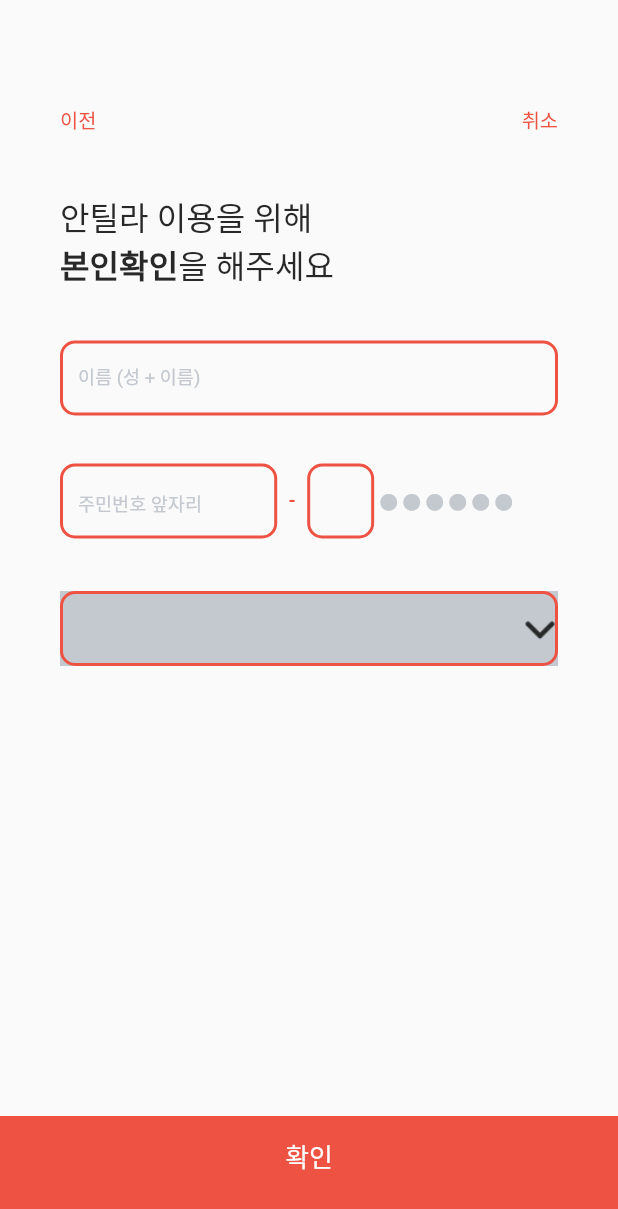
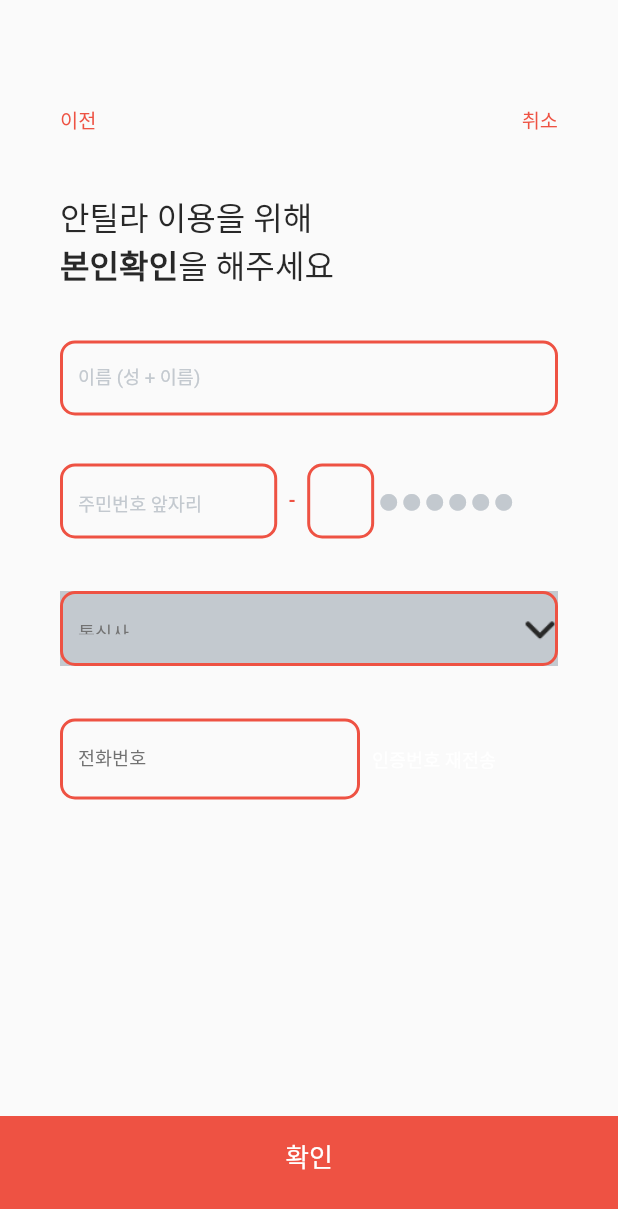
Before and after one commit to Gyeonggisien/Flutter-App, a Flutter app: the screen it shows after launch, on a phone screen of 412 x 824 dp. Shown: the top 1209 px of the screen. Run offline on Flutter 3.47's test engine with Material 2 defaults, Android fonts, the phone set to English and light mode, and no system bars; our stand-ins replace persistent_bottom_nav_bar.

Commit message:
join6 screen 전화번호 페이지 추가

```diff
--- a/lib/screens/Join6/Join6Screen.dart
+++ b/lib/screens/Join6/Join6Screen.dart
@@ -9,6 +9,8 @@ import 'package:flutter/material.dart';
 
 import '../../constants.dart';
 import '../../size_config.dart';
+import 'components/PhoneNumberInput.dart';
+import 'components/ResendAuthCodeButton.dart';
 
 class Join6Screen extends StatelessWidget {
   // This widget is the root of your application.
@@ -44,6 +46,13 @@ class Join6Screen extends StatelessWidget {
                   SsnInput(),
                   SizedBox(height: 35),
                   MobileCarrierDropdown(),
+                  SizedBox(height: 35),
+                  Row(
+                    children: [
+                      PhoneNumberInput(),
+                      ResendAuthCodeButton(),
+                    ],
+                  ),
                 ],
               ),
             ),
--- a/lib/screens/Join6/components/CancelContainer.dart
+++ b/lib/screens/Join6/components/CancelContainer.dart
@@ -7,11 +7,14 @@ class CancelContainer extends StatelessWidget {
   @override
   Widget build(BuildContext context) {
     return Container(
-      child: Text(
-        '취소',
-        style: TextStyle(
-          fontSize: 16,
-          color: kMainColor,
+      child: TextButton(
+        onPressed: null,
+        child: Text(
+          '취소',
+          style: TextStyle(
+            fontSize: 16,
+            color: kMainColor,
+          ),
         ),
       ),
     );
--- a/lib/screens/Join6/components/MobileCarrierDropdown.dart
+++ b/lib/screens/Join6/components/MobileCarrierDropdown.dart
@@ -10,8 +10,11 @@ class MobileCarrierDropdown extends StatefulWidget {
 }
 
 class _MobileCarrierDropdownState extends State<MobileCarrierDropdown> {
-  List<String> options = const <String>['통신사', 'SKT', 'KT', 'LG U+'];
   String dropdownValue = '통신사';
+  bool isSelected = false;
+  dynamic currentColor = kWhiteColor;
+  dynamic selectedColor = kGray2Color;
+  dynamic unselectedColor = kWhiteColor;
 
   @override
   Widget build(BuildContext context) {
@@ -30,13 +33,20 @@ class _MobileCarrierDropdownState extends State<MobileCarrierDropdown> {
               ),
             ),
             value: dropdownValue,
-            icon: ImageIcon(
+            icon: const ImageIcon(
               AssetImage('images/icons/dropdown.png'),
               color: kFontColor,
             ),
-            onChanged: (newValue) {
+            onChanged: (String? newValue) {
               setState(() {
                 dropdownValue = newValue!;
+                if (dropdownValue == '통신사') {
+                  isSelected = false;
+                  currentColor = unselectedColor;
+                } else {
+                  isSelected = true;
+                  currentColor = selectedColor;
+                }
               });
             },
             style: TextStyle(
@@ -44,14 +54,15 @@ class _MobileCarrierDropdownState extends State<MobileCarrierDropdown> {
               color: kGrayColor,
             ),
             selectedItemBuilder: (BuildContext context) {
-              return options.map((String value) {
+              return <String>['통신사', 'SKT', 'KT', 'LG U+'].map((String value) {
                 return Text(
                   dropdownValue,
-                  style: TextStyle(color: kGray2Color),
+                  style: TextStyle(color: kGrayColor),
                 );
               }).toList();
             },
-            items: options.map<DropdownMenuItem<String>>((String value) {
+            items: <String>['통신사', 'SKT', 'KT', 'LG U+']
+                .map<DropdownMenuItem<String>>((String value) {
               return DropdownMenuItem<String>(
                 value: value,
                 child: Text(value),
--- a/lib/screens/Join6/components/PhoneNumberInput.dart
+++ b/lib/screens/Join6/components/PhoneNumberInput.dart
@@ -0,0 +1,29 @@
+import 'package:flutter/material.dart';
+import '../../../constants.dart';
+
+class PhoneNumberInput extends StatefulWidget {
+  const PhoneNumberInput({Key? key}) : super(key: key);
+
+  @override
+  _PhoneNumberInputState createState() => _PhoneNumberInputState();
+}
+
+class _PhoneNumberInputState extends State<PhoneNumberInput> {
+  @override
+  Widget build(BuildContext context) {
+    return Container(
+      width: 200,
+      child: TextField(
+        style: TextStyle(color: kFontColor, fontSize: 15),
+        decoration: InputDecoration(
+          enabledBorder: OutlineInputBorder(
+            borderRadius: BorderRadius.circular(10),
+            borderSide: BorderSide(color: kMainColor, width: 2),
+          ),
+          labelText: '전화번호',
+          labelStyle: TextStyle(color: kGrayColor, fontSize: 15),
+        ),
+      ),
+    );
+  }
+}
--- a/lib/screens/Join6/components/PrevContainer.dart
+++ b/lib/screens/Join6/components/PrevContainer.dart
@@ -7,11 +7,14 @@ class PrevContainer extends StatelessWidget {
   @override
   Widget build(BuildContext context) {
     return Container(
-      child: Text(
-        '이전',
-        style: TextStyle(
-          fontSize: 16,
-          color: kMainColor,
+      child: TextButton(
+        onPressed: null,
+        child: Text(
+          '이전',
+          style: TextStyle(
+            fontSize: 16,
+            color: kMainColor,
+          ),
         ),
       ),
     );
--- a/lib/screens/Join6/components/ResendAuthCodeButton.dart
+++ b/lib/screens/Join6/components/ResendAuthCodeButton.dart
@@ -0,0 +1,32 @@
+import 'package:antilla/constants.dart';
+import 'package:flutter/material.dart';
+
+class ResendAuthCodeButton extends StatefulWidget {
+  const ResendAuthCodeButton({Key? key}) : super(key: key);
+
+  @override
+  _ResendAuthCodeState createState() => _ResendAuthCodeState();
+}
+
+class _ResendAuthCodeState extends State<ResendAuthCodeButton> {
+  @override
+  Widget build(BuildContext context) {
+    return Container(
+      //width: 120,
+      child: TextButton(
+        child: Text(
+          '인증번호 재전송',
+          style: TextStyle(fontSize: 15, color: kWhiteColor),
+        ),
+        style: ButtonStyle(
+          shape: MaterialStateProperty.all<RoundedRectangleBorder>(
+            RoundedRectangleBorder(
+              borderRadius: BorderRadius.circular(10),
+            ),
+          ),
+        ),
+        onPressed: null,
+      ),
+    );
+  }
+}
--- a/lib/screens/sign_up/SignUpScreen.dart
+++ b/lib/screens/sign_up/SignUpScreen.dart
@@ -1,3 +1,4 @@
+/*
 import 'package:antilla/constants.dart';
 import 'package:antilla/screens/sign_up/components/ConfirmButton.dart';
 import 'package:antilla/screens/sign_up/components/SignUpContent1.dart';
@@ -39,3 +40,4 @@ class SignUpScreen extends StatelessWidget {
     );
   }
 }
+*/
--- a/lib/screens/sign_up/components/SignUpContent3.dart
+++ b/lib/screens/sign_up/components/SignUpContent3.dart
@@ -1,3 +1,4 @@
+/*
 import 'package:antilla/constants.dart';
 import 'package:antilla/screens/sign_up/components/Clause.dart';
 import 'package:antilla/screens/sign_up/components/ConfirmButton.dart';
@@ -195,3 +196,4 @@ Widget buildBottomSheet(BuildContext context) {
     ),
   );
 }
+*/
```
